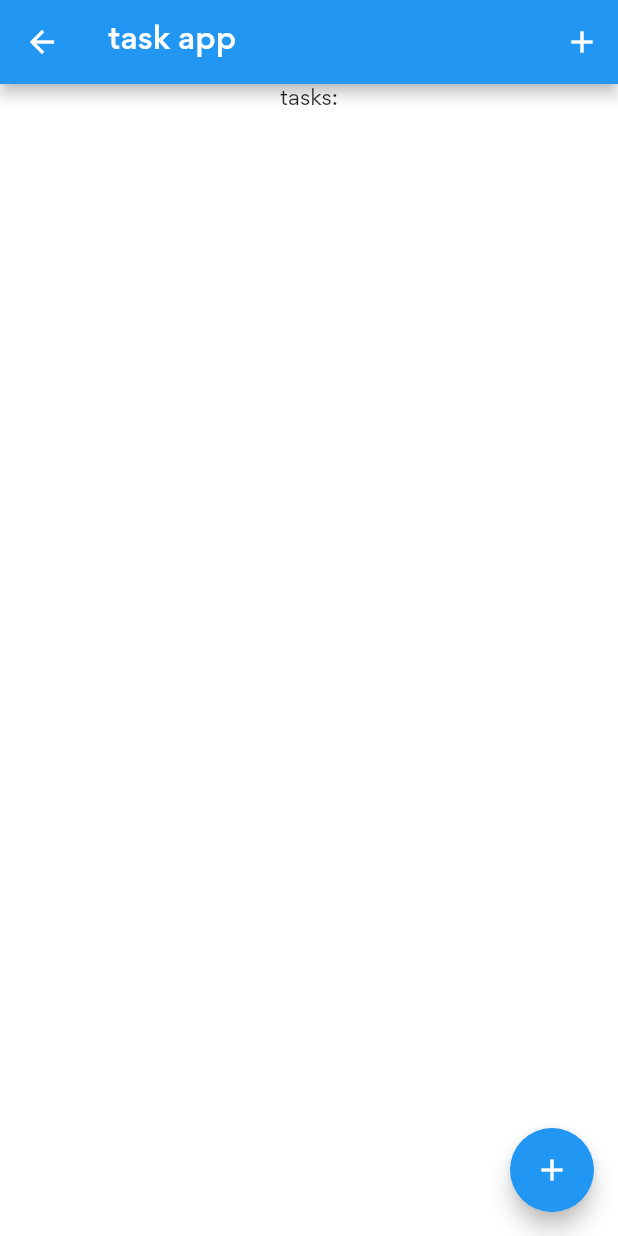
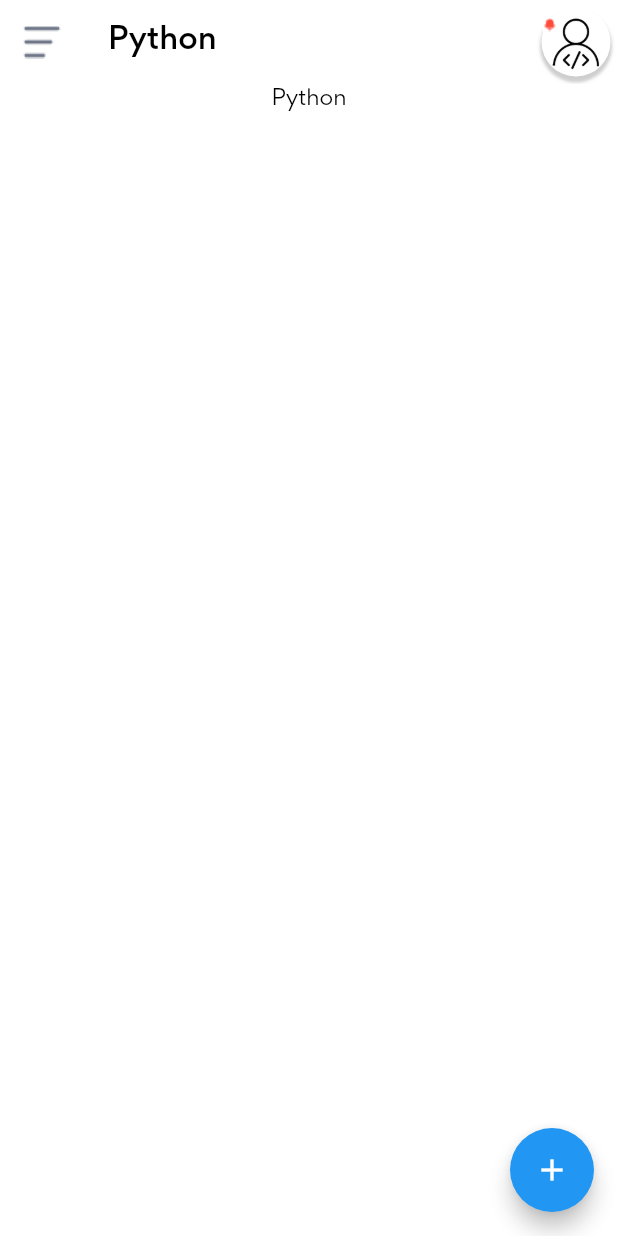
Before and after one commit to natnael-OQP/addis_coder, a Flutter app: the HomeScreen screen opened directly, on a phone screen of 412 x 824 dp. Run offline on Flutter 3.47's test engine with Material 2 defaults, Android fonts, the phone set to English and light mode, and no system bars; our stand-ins replace gap, hexcolor.

Commit message:
style header screen

```diff
--- a/lib/screen/home/home_screen.dart
+++ b/lib/screen/home/home_screen.dart
@@ -7,18 +7,51 @@ class HomeScreen extends StatelessWidget {
   Widget build(BuildContext context) {
     return Scaffold(
       appBar: AppBar(
-        title: const Text("task app"),
+        backgroundColor: Colors.white,
+        elevation: 0,
+        leading: Image.asset("assets/icons/menu.png"),
+        title: const Text(
+          "Python",
+          style: TextStyle(
+            color: Colors.black,
+          ),
+        ),
         actions: [
-          IconButton(
-            onPressed: () {},
-            icon: const Icon(Icons.add),
+          Stack(
+            children: [
+              Container(
+                margin: const EdgeInsets.all(5),
+                decoration: BoxDecoration(
+                    color: Colors.white,
+                    borderRadius: const BorderRadius.all(Radius.circular(30)),
+                    boxShadow: [
+                      BoxShadow(
+                        color: Colors.grey.withOpacity(0.5),
+                        spreadRadius: 1,
+                        blurRadius: 1,
+                        offset:
+                            const Offset(0, 3), // changes position of shadow
+                      ),
+                    ]),
+                child: Image.asset("assets/icons/person.png"),
+              ),
+              Padding(
+                padding: const EdgeInsets.only(top: 12.0, left: 6),
+                child: Image.asset("assets/icons/notification.png"),
+              ),
+            ],
           ),
         ],
       ),
       body: Column(
         children: const [
           Center(
-            child: Text("tasks:"),
+            child: Text(
+              "Python",
+              style: TextStyle(
+                color: Colors.black,
+              ),
+            ),
           ),
         ],
       ),
```
